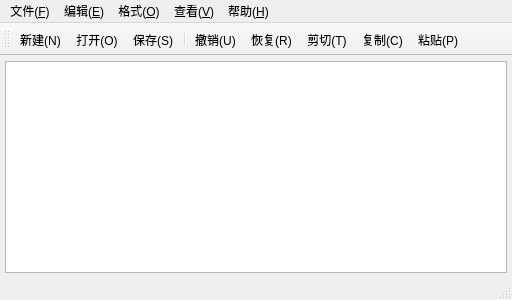
Qt form mainwindow.ui (zhouyichang12/QtCourse) before a commit.
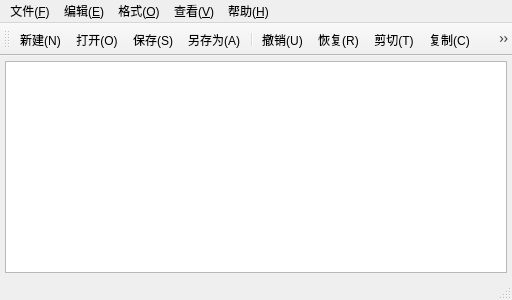
The same form after that commit. Icons and pictures are not drawn. Custom widgets are drawn as their Qt base class.

Commit message: feat:修改未保存提示

```diff
--- a/mainwindow.ui
+++ b/mainwindow.ui
@@ -104,6 +104,7 @@
    <addaction name="actionNew"/>
    <addaction name="actionOpen"/>
    <addaction name="actionSave"/>
+   <addaction name="actionSaveAs"/>
    <addaction name="separator"/>
    <addaction name="actionUndo"/>
    <addaction name="actionRedo"/>
```
The commit also changes 2 other files.
